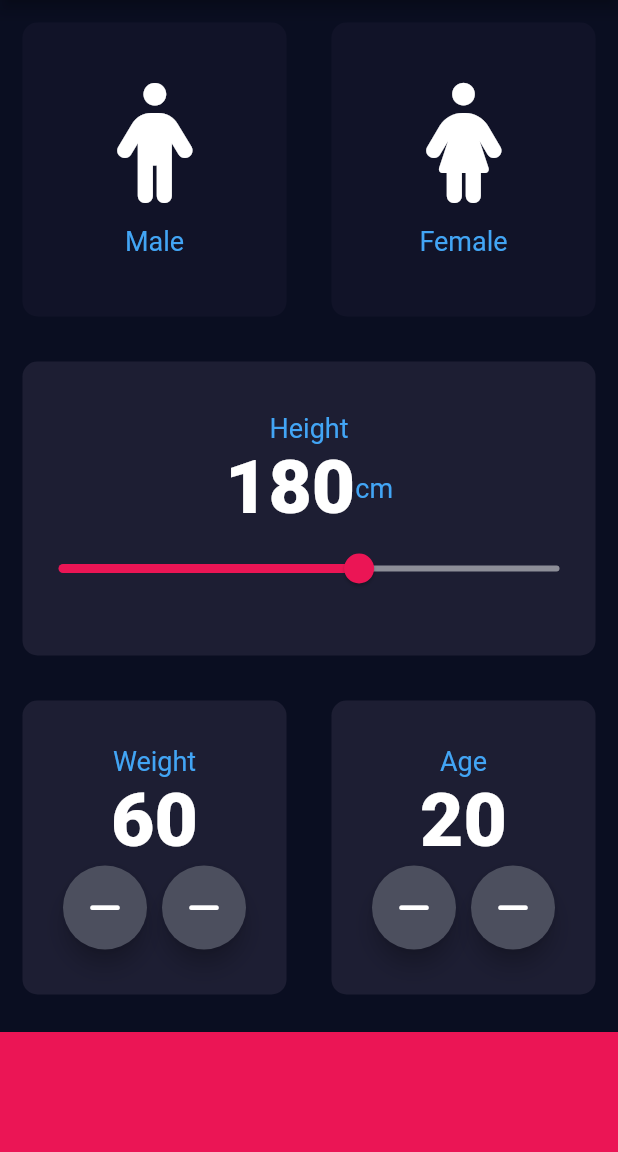
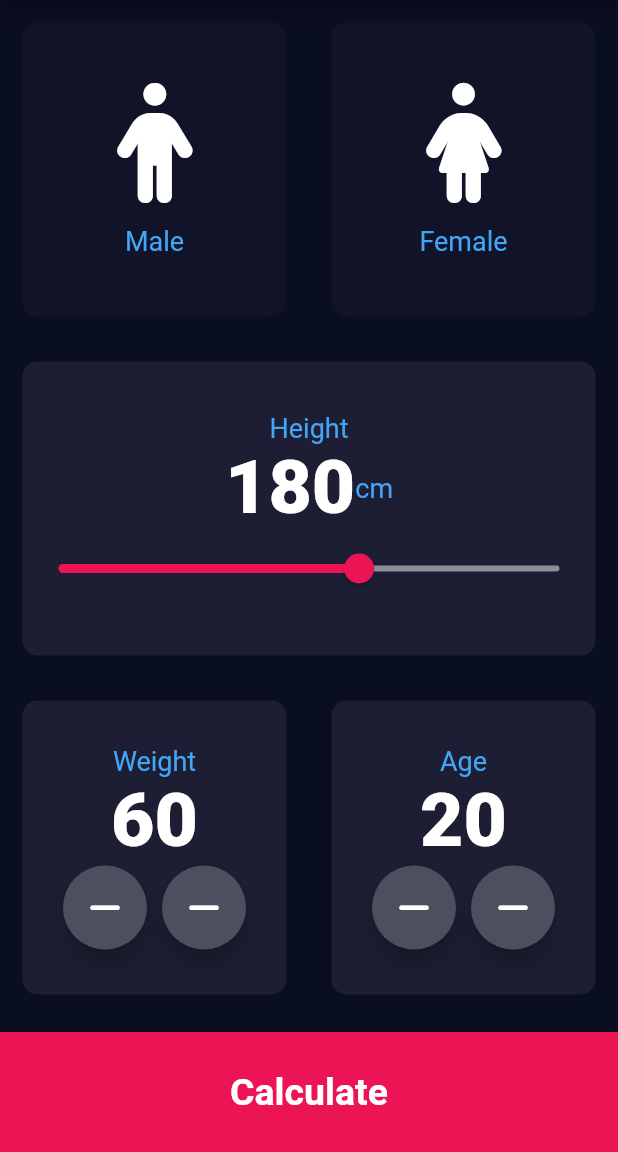
Before and after one commit to TayyebJamil/bmicalculatordesktop, a Flutter app: the screen it shows after launch, on a phone screen of 412 x 824 dp, the part 84-1236 px from its top. Run offline on Flutter 3.47's test engine with Material 2 defaults, Android fonts, the phone set to English and light mode, and no system bars; our stand-ins replace font_awesome_flutter.

Commit message:
lec68/part14

```diff
--- a/lib/constantFile.dart
+++ b/lib/constantFile.dart
@@ -10,3 +10,7 @@ const kNumberStyle=TextStyle(
 fontSize: 50.0,
 fontWeight: FontWeight.w900,
 );
+const KLargeButtonsStyle = TextStyle(
+  fontSize: 25.0,
+  fontWeight: FontWeight.bold,
+);
--- a/lib/input_page.dart
+++ b/lib/input_page.dart
@@ -4,6 +4,7 @@ import 'package:font_awesome_flutter/font_awesome_flutter.dart';
 import 'icontextfile.dart';
 import 'containerfile.dart';
 import 'constantFile.dart';
+import 'ResultFile.dart';
 
 
 enum Gender{
@@ -204,11 +205,17 @@ class _InputPageState extends State<InputPage> {
 
         ],
       ),),
-          Container(
-            color: Color(0xFFEB1555),
-            margin: EdgeInsets.only(top: 10.0),
-            width: double.infinity,
-            height: 80.0,
+          GestureDetector(
+            onTap: (){
+              Navigator.push(context, MaterialPageRoute(builder:  (context)=>ResultScreen()));
+            },
+            child: Container(
+              child: Center(child: Text('Calculate',style: KLargeButtonsStyle,)),
+              color: Color(0xFFEB1555),
+              margin: EdgeInsets.only(top: 10.0),
+              width: double.infinity,
+              height: 80.0,
+            ),
           ),
         ],
       ),
```
Also changed, not shown: lib/ResultFile.dart (added, +14 -0 lines).
